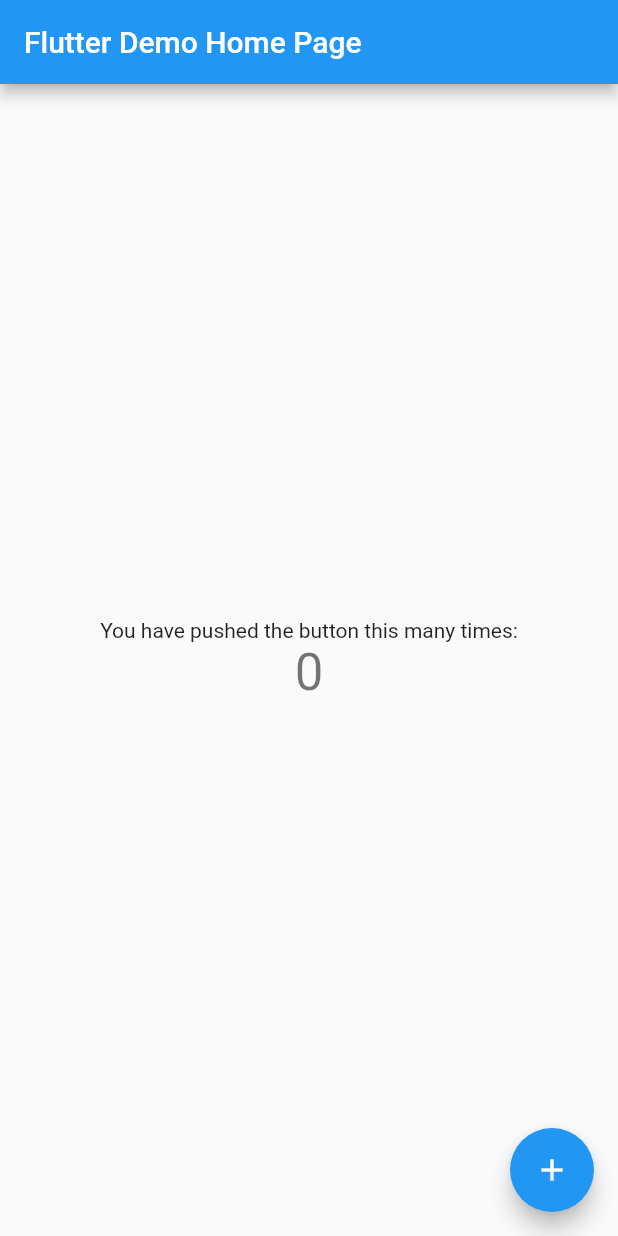
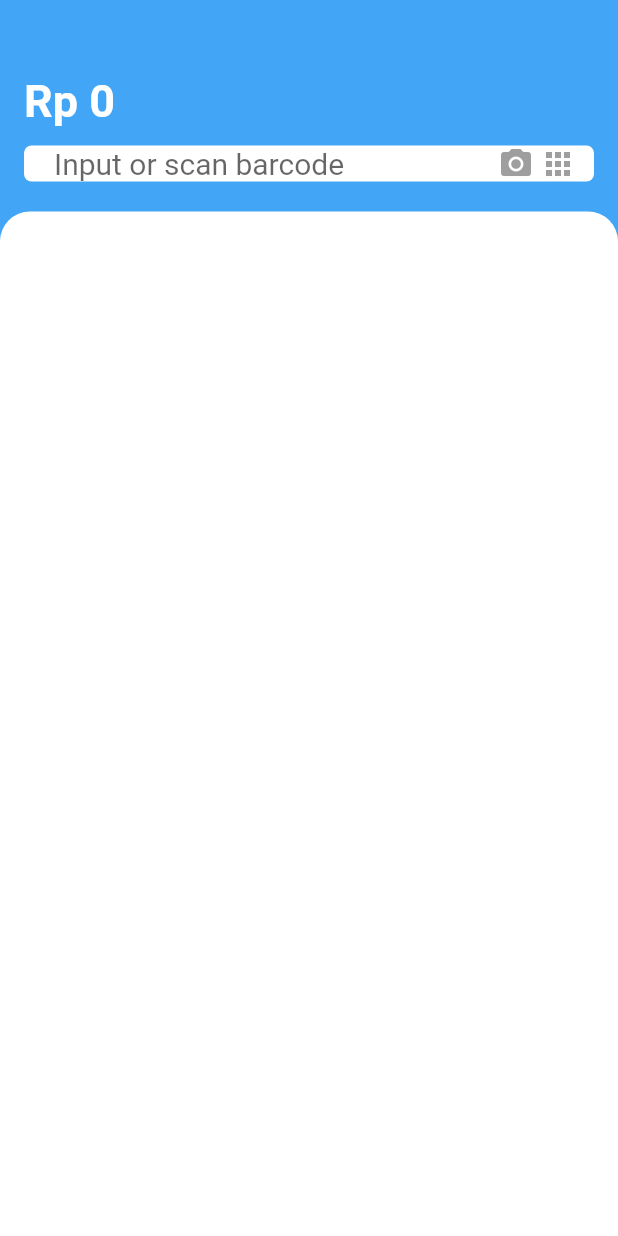
Before and after one commit to tegalan/kashh, a Flutter app: the screen it shows after launch, on a phone screen of 412 x 824 dp. Run offline on Flutter 3.47's test engine with Material 2 defaults, Android fonts, the phone set to English and light mode, and no system bars.

Commit message:
Home screen with state provider

```diff
--- /dev/null
+++ b/lib/enitity/product.dart
@@ -0,0 +1,6 @@
+class Product {
+  final String name;
+  final int price;
+
+  Product(this.name, this.price);
+}
--- /dev/null
+++ b/lib/helpers/format.dart
@@ -0,0 +1,3 @@
+import 'package:intl/intl.dart';
+
+var formatRupiah = NumberFormat.currency(locale: 'id_ID',symbol: 'Rp ',decimalDigits: 0,);
--- a/lib/main.dart
+++ b/lib/main.dart
@@ -1,64 +1,23 @@
 import 'package:flutter/material.dart';
+import 'package:kashh/models/cart.dart';
+import 'package:kashh/routes.dart';
+import 'package:provider/provider.dart';
 
-void main() => runApp(MyApp());
+void main() => runApp(MultiProvider(
+      providers: [ChangeNotifierProvider(create: (context) => CartModel())],
+      child: KashApp(),
+    ));
 
-class MyApp extends StatelessWidget {
-  // This widget is the root of your application.
+class KashApp extends StatelessWidget {
   @override
   Widget build(BuildContext context) {
     return MaterialApp(
-      title: 'Flutter Demo',
-      theme: ThemeData(
-        primarySwatch: Colors.blue,
-      ),
-      home: MyHomePage(title: 'Flutter Demo Home Page'),
-    );
+        debugShowCheckedModeBanner: false,
+        title: 'Flutter Demo',
+        theme: ThemeData(
+          primarySwatch: Colors.blue,
+        ),
+        initialRoute: '/',
+        routes: routes);
   }
 }
-
-class MyHomePage extends StatefulWidget {
-  MyHomePage({Key key, this.title}) : super(key: key);
-
-  final String title;
-
-  @override
-  _MyHomePageState createState() => _MyHomePageState();
-}
-
-class _MyHomePageState extends State<MyHomePage> {
-  int _counter = 0;
-
-  void _incrementCounter() {
-    setState(() {
-      _counter++;
-    });
-  }
-
-  @override
-  Widget build(BuildContext context) {
-    return Scaffold(
-      appBar: AppBar(
-        title: Text(widget.title),
-      ),
-      body: Center(
-        child: Column(
-          mainAxisAlignment: MainAxisAlignment.center,
-          children: <Widget>[
-            Text(
-              'You have pushed the button this many times:',
-            ),
-            Text(
-              '$_counter',
-              style: Theme.of(context).textTheme.display1,
-            ),
-          ],
-        ),
-      ),
-      floatingActionButton: FloatingActionButton(
-        onPressed: _incrementCounter,
-        tooltip: 'Increment',
-        child: Icon(Icons.add),
-      ), // This trailing comma makes auto-formatting nicer for build methods.
-    );
-  }
-}
--- /dev/null
+++ b/lib/models/cart.dart
@@ -0,0 +1,25 @@
+import 'package:flutter/material.dart';
+import 'package:kashh/enitity/product.dart';
+
+class CartModel extends ChangeNotifier {
+  final List<Product> _products = [];
+
+  int get count => _products.length;
+
+
+  int get totalPrice {
+    int _total = 0;
+    _products.forEach((product) => _total += product.price);
+    return _total;
+  }
+
+  void add(Product product) {
+    _products.add(product);
+    print('Add product ${product.name} ${this.count}');
+    notifyListeners();
+  }
+
+  Product get(int pos) {
+    return _products[pos];
+  }
+}
--- /dev/null
+++ b/lib/routes.dart
@@ -0,0 +1,7 @@
+
+import 'package:flutter/widgets.dart';
+import 'package:kashh/screens/home/home.dart';
+
+final Map<String, WidgetBuilder> routes = <String, WidgetBuilder> {
+  HomeScreen.routeName : (BuildContext context) => HomeScreen(),
+};
--- /dev/null
+++ b/lib/screens/home/home.dart
@@ -0,0 +1,128 @@
+import 'package:flutter/material.dart';
+import 'package:kashh/enitity/product.dart';
+import 'package:kashh/helpers/format.dart';
+import 'package:kashh/models/cart.dart';
+import 'package:provider/provider.dart';
+
+class HomeScreen extends StatelessWidget {
+  static const String routeName = '/';
+
+  @override
+  Widget build(BuildContext context) {
+    return Scaffold(
+        // appBar: AppBar(
+        //   title: Text('Kashh - Cashier'),
+        // ),
+        body: Container(
+      padding: EdgeInsets.only(top: 50.0),
+      decoration: BoxDecoration(color: Colors.blue[400]),
+      child: Column(
+        children: <Widget>[
+          HeaderWidget(),
+          Expanded(child: ProductListWidget())
+        ],
+      ),
+    ));
+  }
+}
+
+class HeaderWidget extends StatelessWidget {
+  Widget build(BuildContext context) => Container(
+        padding: EdgeInsets.fromLTRB(16, 0, 16, 20),
+        child: Column(
+          crossAxisAlignment: CrossAxisAlignment.start,
+          mainAxisAlignment: MainAxisAlignment.start,
+          children: <Widget>[
+            Text(
+              '${formatRupiah.format(Provider.of<CartModel>(context, listen: true).totalPrice)}',
+              style: TextStyle(
+                  fontSize: 30.0,
+                  fontWeight: FontWeight.bold,
+                  color: Colors.white),
+            ),
+            Container(
+              margin: EdgeInsets.only(top: 12),
+              padding: EdgeInsets.only(left: 20, right: 10),
+              decoration: BoxDecoration(
+                  color: Colors.white, borderRadius: BorderRadius.circular(5)),
+              child: Row(
+                children: <Widget>[
+                  // Expanded(child: Text('Input or scan barcode')),
+                  Expanded(
+                    child: TextField(
+                      keyboardType: TextInputType.number,
+                      style: TextStyle(fontSize: 20, color: Colors.black54),
+                      decoration: InputDecoration.collapsed(
+                          hintText: 'Input or scan barcode'),
+                    ),
+                  ),
+                  GestureDetector(
+                    child: Padding(
+                      padding: const EdgeInsets.symmetric(horizontal: 2.0),
+                      child: Icon(
+                        Icons.photo_camera,
+                        color: Colors.grey,
+                      ),
+                    ),
+                    onTap: () => print(30000.toStringAsFixed(0)),
+                  ),
+                  GestureDetector(
+                    child: Padding(
+                      padding: const EdgeInsets.symmetric(horizontal: 2.0),
+                      child: Icon(
+                        Icons.apps,
+                        color: Colors.grey,
+                      ),
+                    ),
+                    onTap: () => Provider.of<CartModel>(context, listen: false)
+                        .add(Product('Test Product', 20000)),
+                  )
+                ],
+              ),
+            )
+          ],
+        ),
+      );
+}
+
+class ProductListWidget extends StatelessWidget {
+  @override
+  Widget build(BuildContext context) => Container(
+      decoration: BoxDecoration(
+          color: Colors.white,
+          borderRadius: BorderRadius.only(
+              topLeft: Radius.circular(20), topRight: Radius.circular(20))),
+      child: Consumer<CartModel>(
+        builder: (context, cart, child) => ListView.builder(
+            itemCount: cart.count,
+            itemBuilder: (context, index) {
+              return ProductItemWidget(cart.get(index));
+            }),
+      ));
+}
+
+class ProductItemWidget extends StatelessWidget {
+  final Product product;
+
+  ProductItemWidget(this.product);
+
+  Widget build(BuildContext context) {
+    return Container(
+        padding: EdgeInsets.only(right: 20, left: 20),
+        child: Container(
+            child: Column(
+          crossAxisAlignment: CrossAxisAlignment.start,
+          children: <Widget>[
+            Padding(
+              padding: EdgeInsets.symmetric(vertical: 8),
+              child: Text(
+                product.name,
+                style: TextStyle(fontSize: 20),
+              ),
+            ),
+            Text('Rp.${product.price}'),
+            Divider()
+          ],
+        )));
+  }
+}
--- a/pubspec.yaml
+++ b/pubspec.yaml
@@ -19,6 +19,9 @@ environment:
 dependencies:
   flutter:
     sdk: flutter
+
+  provider: ^3.0.0
+  intl: ^0.16.1
 
   # The following adds the Cupertino Icons font to your application.
   # Use with the CupertinoIcons class for iOS style icons.
```
Also changed, not shown: pubspec.lock, 1 other file.
